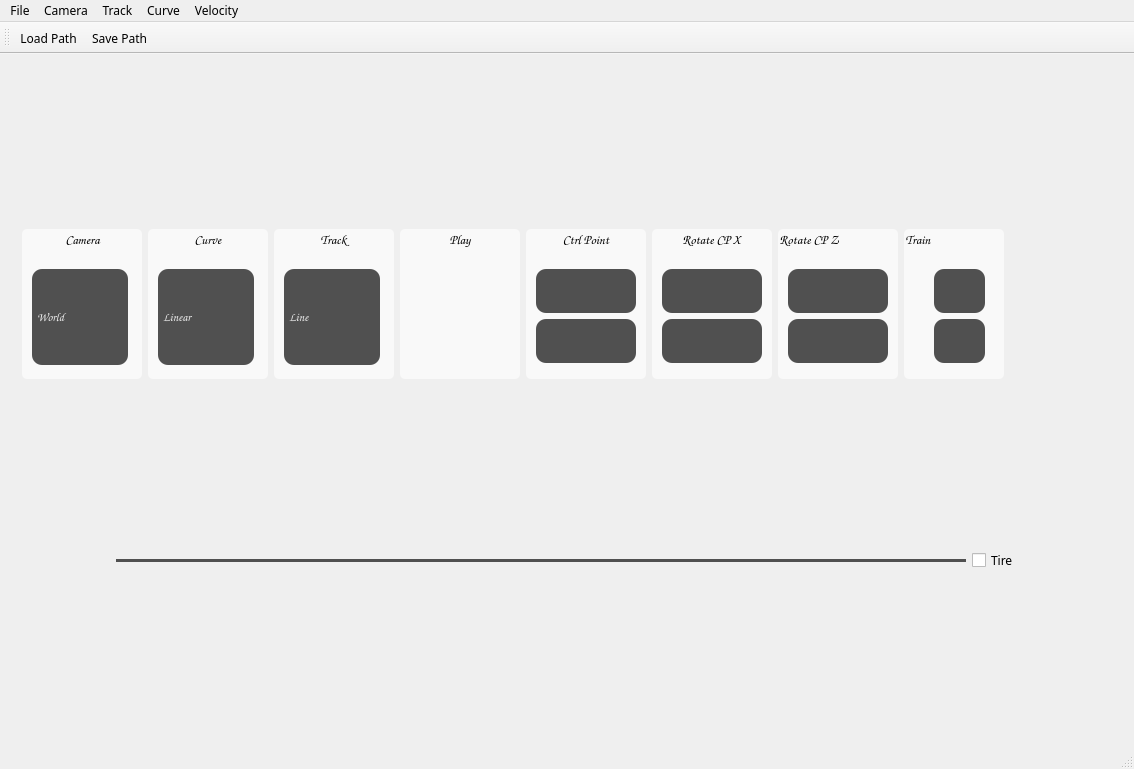
Old version of the form Roller Coaster/AppMain.ui in the repository B106Roger/computer-graphic-project3.
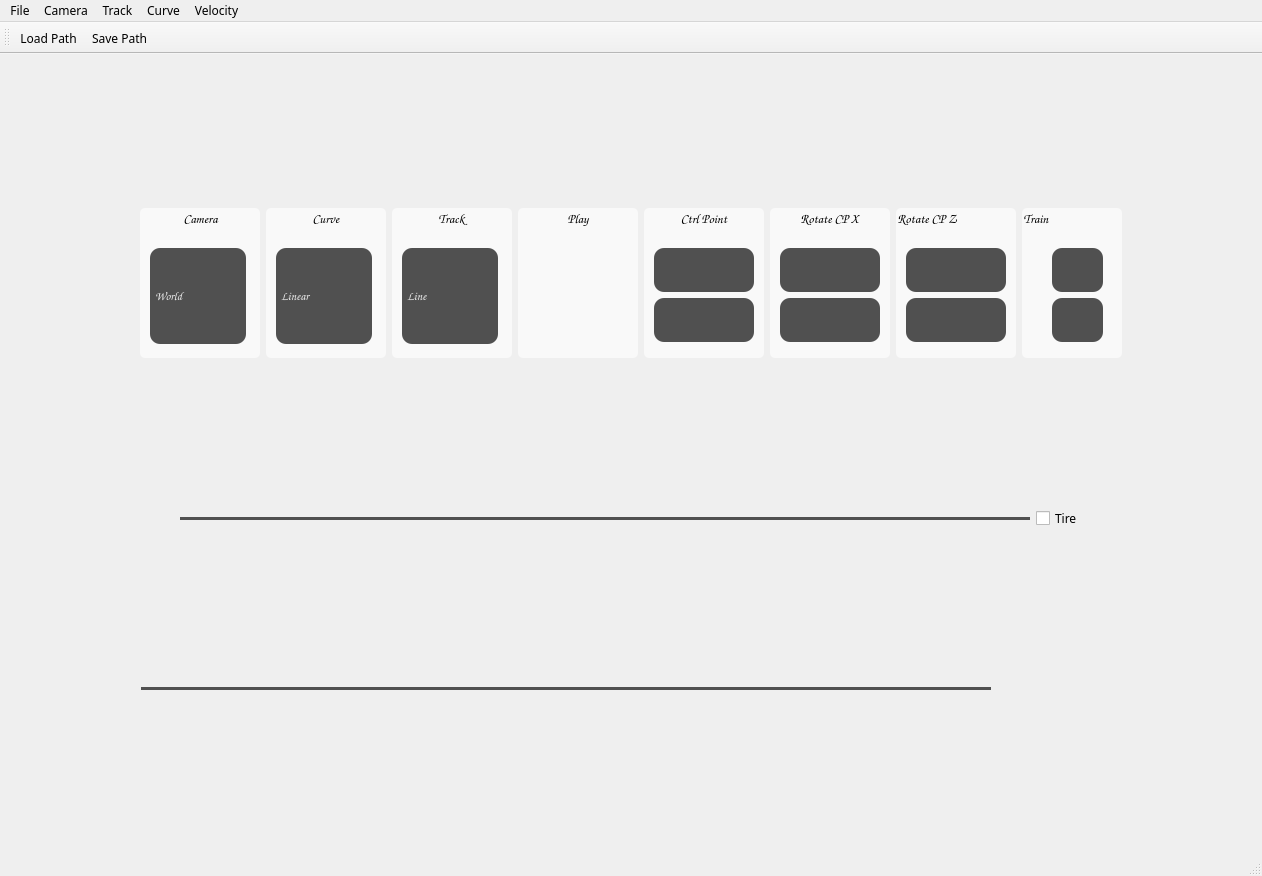
New version of the form. Icons and pictures are not drawn.

Diff of the .ui file:
```diff
--- a/Roller Coaster/AppMain.ui
+++ b/Roller Coaster/AppMain.ui
@@ -6,8 +6,8 @@
    <rect>
     <x>0</x>
     <y>0</y>
-    <width>1134</width>
-    <height>769</height>
+    <width>1262</width>
+    <height>876</height>
    </rect>
   </property>
   <property name="sizePolicy">
@@ -1086,7 +1086,7 @@
         </property>
         <property name="sizeHint" stdset="0">
          <size>
-          <width>0</width>
+          <width>13</width>
           <height>20</height>
          </size>
         </property>
@@ -1137,8 +1137,85 @@
         </property>
         <property name="sizeHint" stdset="0">
          <size>
-          <width>0</width>
+          <width>13</width>
+          <height>13</height>
+         </size>
+        </property>
+       </spacer>
+      </item>
+     </layout>
+    </item>
+    <item>
+     <layout class="QHBoxLayout" name="horizontalLayout_5">
+      <item>
+       <spacer name="horizontalSpacer_5">
+        <property name="orientation">
+         <enum>Qt::Horizontal</enum>
+        </property>
+        <property name="sizeHint" stdset="0">
+         <size>
+          <width>13</width>
+          <height>20</height>
+         </size>
+        </property>
+       </spacer>
+      </item>
+      <item>
+       <widget class="QSlider" name="tension">
+        <property name="minimumSize">
+         <size>
+          <width>850</width>
           <height>0</height>
+         </size>
+        </property>
+        <property name="styleSheet">
+         <string notr="true">QSlider::groove:horizontal {
+	background-color: #505050;
+    height: 3px; 
+    margin: 2px 0;
+ }
+ QSlider::handle:horizontal {
+	image: url(:/AppMain/slider_handle.png);
+	width: 15px;
+	margin: -5px 0;
+ }</string>
+        </property>
+        <property name="maximum">
+         <number>199</number>
+        </property>
+        <property name="singleStep">
+         <number>1</number>
+        </property>
+        <property name="value">
+         <number>100</number>
+        </property>
+        <property name="orientation">
+         <enum>Qt::Horizontal</enum>
+        </property>
+       </widget>
+      </item>
+      <item>
+       <spacer name="horizontalSpacer_7">
+        <property name="orientation">
+         <enum>Qt::Horizontal</enum>
+        </property>
+        <property name="sizeHint" stdset="0">
+         <size>
+          <width>40</width>
+          <height>20</height>
+         </size>
+        </property>
+       </spacer>
+      </item>
+      <item>
+       <spacer name="horizontalSpacer_6">
+        <property name="orientation">
+         <enum>Qt::Horizontal</enum>
+        </property>
+        <property name="sizeHint" stdset="0">
+         <size>
+          <width>53</width>
+          <height>20</height>
          </size>
         </property>
        </spacer>
@@ -1152,7 +1229,7 @@
     <rect>
      <x>0</x>
      <y>0</y>
-     <width>1134</width>
+     <width>1262</width>
      <height>21</height>
     </rect>
    </property>
```
Left out of the diff: 6 changed lines with no effect on the pictures.
